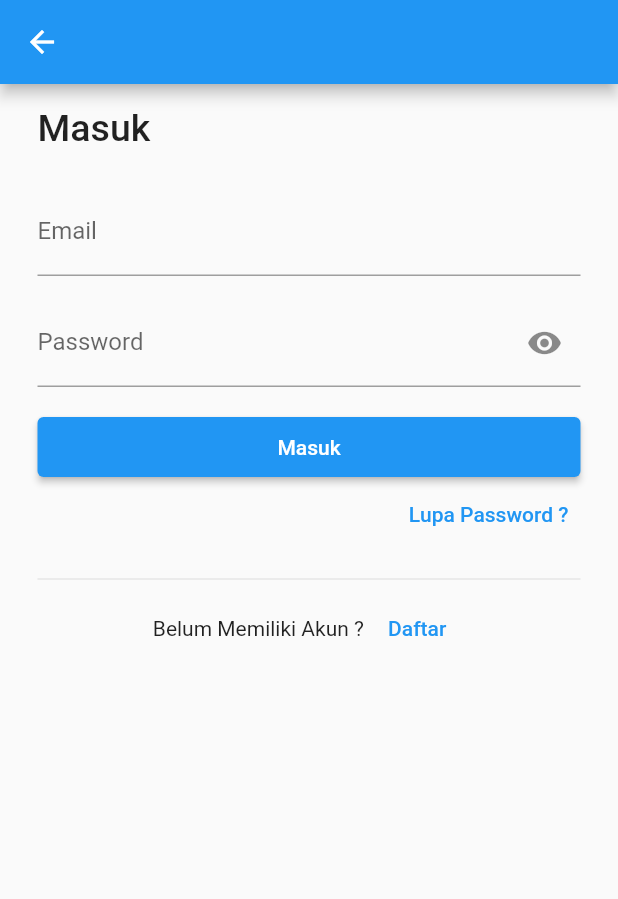
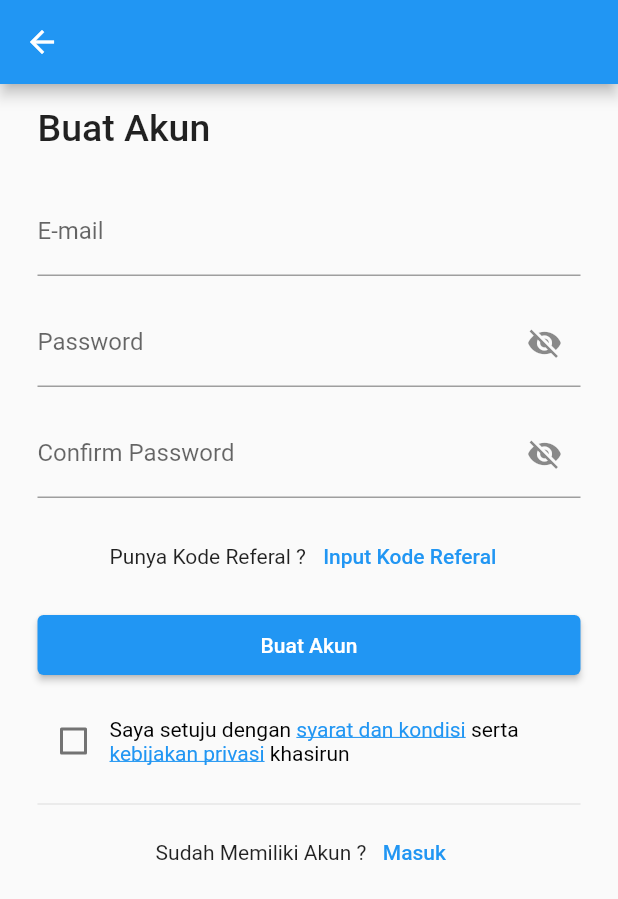
Before and after one commit to MuhammadTsabitAlAzam/khasirun, a Flutter app: the screen it shows after launch, on a phone screen of 412 x 824 dp. Shown: the top 899 px of the screen. Run offline on Flutter 3.47's test engine with Material 2 defaults, Android fonts, the phone set to English and light mode, and no system bars.

Commit message:
add register

```diff
--- a/lib/Component/Button/CommonTextButton.dart
+++ b/lib/Component/Button/CommonTextButton.dart
@@ -11,12 +11,9 @@ class CommonTextButton extends StatelessWidget {
 
   @override
   Widget build(BuildContext context) {
-    return Container(
-      height: 50,
-      child:  TextButton(
+    return TextButton(
           onPressed: onPressed, // Gunakan onPressed yang diterima dari luar
           child: Text(label),
-        ),
     );
   }
 }
--- a/lib/Component/TextField/EmailField.dart
+++ b/lib/Component/TextField/EmailField.dart
@@ -19,7 +19,7 @@ class _MyCustomEmailFieldState extends State<MyCustomEmailField> {
     return TextFormField(
       controller: widget.controller,
       decoration: InputDecoration(
-        labelText: 'Email',
+        labelText: 'E-mail',
         errorText: _emailErrorText,
         enabledBorder: UnderlineInputBorder(
           borderSide: BorderSide(color: Colors.grey),
--- a/lib/Component/TextField/PasswordField.dart
+++ b/lib/Component/TextField/PasswordField.dart
@@ -2,9 +2,11 @@ import 'package:flutter/material.dart';
 
 class PasswordField extends StatefulWidget {
   final TextEditingController controller;
+  final String? label;
 
   PasswordField({
     required this.controller,
+    this.label,
   });
 
   @override
@@ -25,9 +27,9 @@ class _PasswordFieldState extends State<PasswordField> {
         focusedBorder: UnderlineInputBorder(
           borderSide: BorderSide(color: Colors.black),
         ),
-        labelText: 'Password',
+        labelText: widget.label ?? 'Password',
         suffixIcon: IconButton(
-          icon: Icon(_obscurePassword ? Icons.visibility : Icons.visibility_off),
+          icon: Icon(_obscurePassword ? Icons.visibility_off : Icons.visibility),
           onPressed: () {setState(() {_obscurePassword = !_obscurePassword;});},
         ),
       ),
--- a/lib/Page/LoginPage/LoginPage.dart
+++ b/lib/Page/LoginPage/LoginPage.dart
@@ -1,5 +1,4 @@
 import 'package:flutter/material.dart';
-import 'package:kasir/Component/Button/CommonElevatedButton.dart';
 import 'package:kasir/Component/Button/CommonTextButton.dart';
 import 'package:kasir/Component/TextField/EmailField.dart';
 import 'package:kasir/Component/TextField/PasswordField.dart';
--- /dev/null
+++ b/lib/Page/RegisterPage/RegisterPage.dart
@@ -0,0 +1,141 @@
+import 'package:flutter/gestures.dart';
+import 'package:flutter/material.dart';
+import 'package:kasir/Component/Button/CommonTextButton.dart';
+import 'package:kasir/Component/TextField/EmailField.dart';
+import 'package:kasir/Component/TextField/PasswordField.dart';
+
+class RegisterPage extends StatefulWidget {
+  RegisterPage({Key? key}) : super(key: key);
+
+  @override
+  _RegisterPageState createState() => _RegisterPageState();
+}
+
+class _RegisterPageState extends State<RegisterPage> {
+  TextEditingController email = TextEditingController();
+  TextEditingController password = TextEditingController();
+  TextEditingController confirm_password = TextEditingController();
+  bool agreeToTerms = false;
+
+  @override
+  Widget build(BuildContext context) {
+    return Container(
+      padding: EdgeInsets.symmetric(vertical: 15, horizontal: 25),
+      child: Column(
+        mainAxisAlignment: MainAxisAlignment.start,
+        crossAxisAlignment: CrossAxisAlignment.start,
+        children: [
+          Text(
+            "Buat Akun",
+            style: TextStyle(
+              fontWeight: FontWeight.w500,
+              fontSize: 25,
+            ),
+          ),
+          SizedBox(height: 25,),
+          MyCustomEmailField(controller: email),
+          SizedBox(height: 15,),
+          PasswordField(controller: password),
+          SizedBox(height: 15,),
+          PasswordField(controller: confirm_password, label: 'Confirm Password',),
+          SizedBox(height: 15,),
+          Center(
+            child: Column(
+              children: [
+                Row(
+                  mainAxisAlignment: MainAxisAlignment.center,
+                  children: [
+                    Text('Punya Kode Referal ? '),
+                    CommonTextButton(label: 'Input Kode Referal', onPressed: (){})
+                  ],
+                ),
+              ],
+            ),
+          ),
+          SizedBox(height: 15,),
+          SizedBox(
+            width: double.infinity,
+            height: 40,
+            child: ElevatedButton(
+              child: Text("Buat Akun"),
+              onPressed: () {},
+            ),
+          ),
+          SizedBox(height: 20,),
+          Row(
+            children: [
+              Checkbox(
+                value: agreeToTerms,
+                onChanged: (value) {
+                  setState(() {
+                    // Perbarui status checkbox
+                    agreeToTerms = value!;
+                  });
+                },
+              ),
+              Expanded(
+                child: RichText(
+                  maxLines: 2,
+                  softWrap: true,
+                  text: TextSpan(
+                    children: [
+                      TextSpan(
+                        text: 'Saya setuju dengan ',
+                        style: TextStyle(color: Colors.black),
+                      ),
+                      TextSpan(
+                        text: 'syarat dan kondisi',
+                        style: TextStyle(
+                          color: Colors.blue,
+                          decoration: TextDecoration.underline,
+                        ),
+                        recognizer: TapGestureRecognizer()
+                          ..onTap = () {
+                            print('Syarat dan kondisi diklik');
+                          },
+                      ),
+                      TextSpan(
+                        text: ' serta ',
+                        style: TextStyle(color: Colors.black),
+                      ),
+                      TextSpan(
+                        text: 'kebijakan privasi',
+                        style: TextStyle(
+                          color: Colors.blue,
+                          decoration: TextDecoration.underline,
+                        ),
+                        recognizer: TapGestureRecognizer()
+                          ..onTap = () {
+                            print('Kebijakan privasi diklik');
+                          },
+                      ),
+                      TextSpan(
+                        text: ' khasirun ',
+                        style: TextStyle(color: Colors.black),
+                      ),
+                    ],
+                  ),
+                ),
+              ),
+            ],
+          ),
+          SizedBox(height: 10,),
+          Divider(),
+          Center(
+            child: Column(
+              children: [
+                Row(
+                  mainAxisAlignment: MainAxisAlignment.center,
+                  children: [
+                    Text("Sudah Memiliki Akun ?"),
+                    CommonTextButton(label: "Masuk", onPressed: () {}),
+                  ],
+                ),
+              ],
+            ),
+          ),
+        ],
+      ),
+    );
+  }
+}
--- a/lib/Screen/LoginScreen.dart
+++ b/lib/Screen/LoginScreen.dart
@@ -1,8 +1,5 @@
 import 'package:flutter/material.dart';
 import 'package:kasir/Page/LoginPage/LoginPage.dart';
-
-import '../Component/Sidebar/LeftSidebar.dart';
-
 class LoginScreen extends StatefulWidget {
   const LoginScreen({Key? key}) : super(key: key);
 
--- /dev/null
+++ b/lib/Screen/RegisterScreen.dart
@@ -0,0 +1,32 @@
+import 'package:flutter/material.dart';
+import 'package:kasir/Page/RegisterPage/RegisterPage.dart';
+
+class RegisterScreen extends StatefulWidget {
+  const RegisterScreen({Key? key}) : super(key: key);
+
+  @override
+  State<RegisterScreen> createState() => _RegisterScreenState();
+}
+
+class _RegisterScreenState extends State<RegisterScreen> {
+  @override
+  Widget build(BuildContext context) {
+    return Scaffold(
+        appBar: AppBar(leading: IconButton(
+          icon: Icon(Icons.arrow_back),
+          onPressed: () {
+            Navigator.of(context).pop();
+          },
+        ),),
+
+        body: SafeArea(
+          child: Column(
+            mainAxisAlignment: MainAxisAlignment.start,
+            children: [
+              RegisterPage(),
+            ],
+          ),
+        )
+    );
+  }
+}
--- a/lib/main.dart
+++ b/lib/main.dart
@@ -1,6 +1,7 @@
 import 'package:flutter/material.dart';
 import 'package:kasir/Screen/HomeScreen.dart';
 import 'package:kasir/Screen/LoginScreen.dart';
+import 'package:kasir/Screen/RegisterScreen.dart';
 
 void main() {
   runApp(MyApp());
@@ -13,7 +14,7 @@ class MyApp extends StatelessWidget {
     return MaterialApp(
       debugShowCheckedModeBanner: false,
       title: 'Flutter Demo',
-      home: LoginScreen(),
+      home: RegisterScreen(),
     );
   }
 }
```
